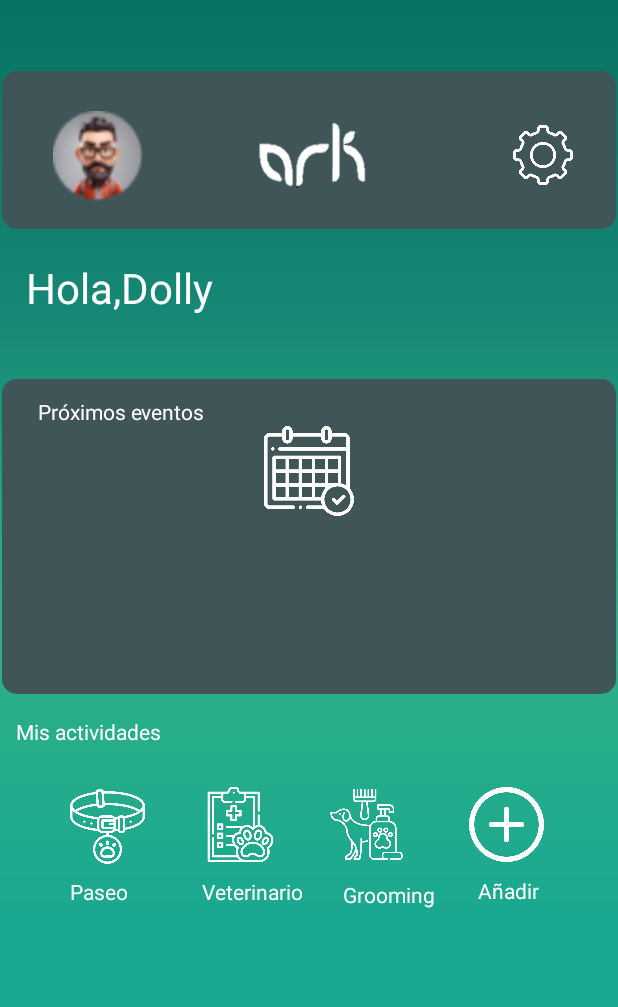
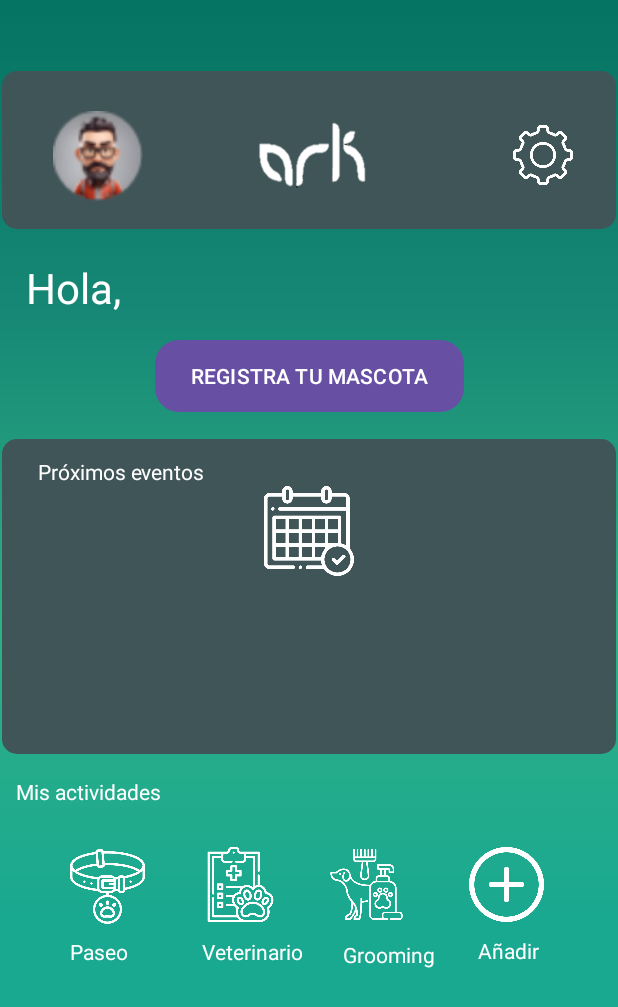
Before and after one commit to JohanV711/ark, an Android app: the layout activity_inicio.xml on its own in the app's theme, with its tools: preview values and no code run, on a phone screen of 412 x 824 dp. Shown: the top 1007 px of the screen. Run offline under Robolectric (Android 15) with nearby library versions, the phone set to English and light mode, and no system bars.

Commit message:
modificado botones

```diff
--- a/app/src/main/res/layout/activity_inicio.xml
+++ b/app/src/main/res/layout/activity_inicio.xml
@@ -70,20 +70,33 @@
 
             <androidx.constraintlayout.widget.ConstraintLayout
                 android:layout_width="match_parent"
-                android:layout_height="100dp">
+                android:layout_height="140dp">
 
                 <TextView
                     android:id="@+id/textView2"
                     android:layout_width="wrap_content"
                     android:layout_height="wrap_content"
-                    android:text="Hola,Dolly"
+                    android:layout_marginStart="16dp"
+                    android:layout_marginTop="20dp"
+                    android:text="Hola,"
                     android:textColor="@color/white"
                     android:textSize="28sp"
-                    android:layout_marginStart="16dp"
-                    android:layout_marginTop="20dp"
                     app:layout_constraintStart_toStartOf="parent"
-                    app:layout_constraintTop_toTopOf="parent"/>
+                    app:layout_constraintTop_toTopOf="parent" />
+                <Button
+                    android:id="@+id/btn_register"
+                    android:layout_width="wrap_content"
+                    android:layout_height="wrap_content"
+                    android:layout_marginTop="16dp"
+                    android:background="@drawable/button_redondo"
+                    android:text="REGISTRA TU MASCOTA"
+                    android:textColor="@color/white"
+                    app:layout_constraintEnd_toEndOf="parent"
+                    app:layout_constraintStart_toStartOf="parent"
+                    app:layout_constraintTop_toBottomOf="@+id/textView2" />
             </androidx.constraintlayout.widget.ConstraintLayout>
+
+
 
             <androidx.constraintlayout.widget.ConstraintLayout
                 android:layout_width="match_parent"
--- a/app/src/main/res/layout/activity_register.xml
+++ b/app/src/main/res/layout/activity_register.xml
@@ -75,9 +75,11 @@
         android:textSize="20sp"
         app:layout_constraintTop_toBottomOf="@+id/btn_register"
         app:layout_constraintStart_toStartOf="parent"
-        android:layout_marginTop="20dp"
+        app:layout_constraintEnd_toEndOf="parent"
+        android:layout_marginTop="16dp"
         android:id="@+id/loginNow"
-        android:text="@string/click_to_login"
+        android:textColor="@color/white"
+        android:text="Inicia Sesión"
         android:layout_width="match_parent"
         android:layout_height="wrap_content"/>
 
```
Also changed, not shown: app/src/main/java/com/cumn/ark/inicio.java (+19 -1 lines).
